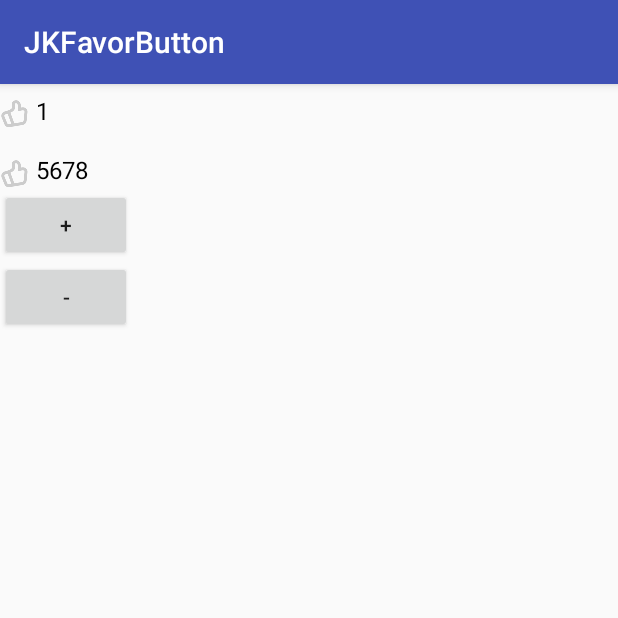
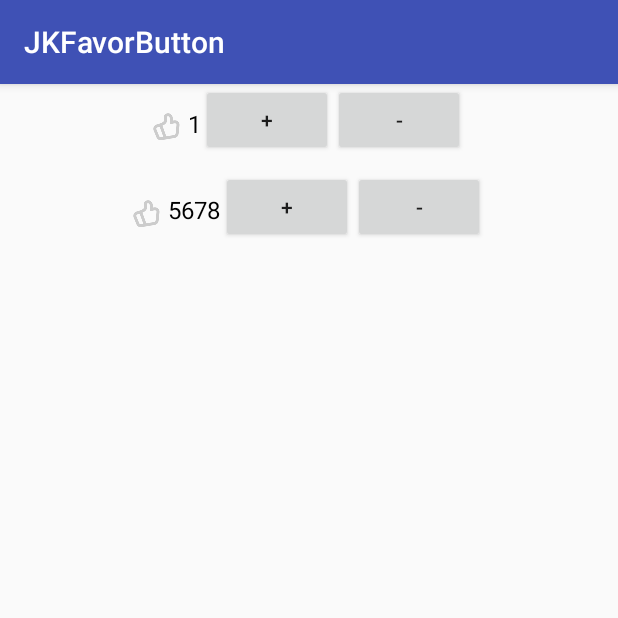
Before and after one commit to lber19535/JKFavorButton, an Android app: the screen it shows after launch (FavorActivity), on a phone screen of 412 x 824 dp, the top half of it. Run offline under Robolectric (Android 15) with nearby library versions, the phone set to English and light mode, and no system bars.

Commit message:
1.relayout activity 2.rename some value 3.add demo gif

```diff
--- a/app/src/main/java/com/example/bill/jkfavorbutton/FavorActivity.java
+++ b/app/src/main/java/com/example/bill/jkfavorbutton/FavorActivity.java
@@ -4,6 +4,7 @@ import android.os.Bundle;
 import android.support.annotation.Nullable;
 import android.support.v7.app.AppCompatActivity;
 import android.view.View;
+import android.widget.Toast;
 
 /**
  * Created by bill on 2017/10/16.
@@ -11,30 +12,52 @@ import android.view.View;
 
 public class FavorActivity extends AppCompatActivity {
 
-    private FavorButton favorTextView1;
-    private FavorButton favorTextView2;
+    private FavorButton favorBtn1;
+    private FavorButton favorBtn2;
 
     @Override
     protected void onCreate(@Nullable Bundle savedInstanceState) {
         super.onCreate(savedInstanceState);
         setContentView(R.layout.activity_favor);
 
-        favorTextView1 = (FavorButton) findViewById(R.id.favor1);
-        favorTextView2 = (FavorButton) findViewById(R.id.favor2);
+        favorBtn1 = (FavorButton) findViewById(R.id.favor_1);
+        favorBtn2 = (FavorButton) findViewById(R.id.favor_2);
 
 
-        findViewById(R.id.up).setOnClickListener(new View.OnClickListener() {
+        findViewById(R.id.up_1).setOnClickListener(new View.OnClickListener() {
             @Override
             public void onClick(View v) {
-                favorTextView1.setNumber(favorTextView1.getNumber() + 1);
+                favorBtn1.setNumber(favorBtn1.getNumber() + 1);
             }
         });
 
-        findViewById(R.id.down).setOnClickListener(new View.OnClickListener() {
+        findViewById(R.id.down_1).setOnClickListener(new View.OnClickListener() {
             @Override
             public void onClick(View v) {
-                favorTextView1.setNumber(favorTextView1.getNumber() - 1);
+                favorBtn1.setNumber(favorBtn1.getNumber() - 1);
             }
         });
+
+        findViewById(R.id.up_2).setOnClickListener(new View.OnClickListener() {
+            @Override
+            public void onClick(View v) {
+                favorBtn2.setNumber(favorBtn2.getNumber() + 1);
+            }
+        });
+
+        findViewById(R.id.down_2).setOnClickListener(new View.OnClickListener() {
+            @Override
+            public void onClick(View v) {
+                favorBtn2.setNumber(favorBtn2.getNumber() - 1);
+            }
+        });
+
+        favorBtn1.setOnCheckedChangeListener(new OnFavorButtonCheckedListener() {
+            @Override
+            public void onCheckedChanged(boolean isChecked) {
+                Toast.makeText(FavorActivity.this, "check " + isChecked, Toast.LENGTH_SHORT).show();
+            }
+        });
+
     }
 }
--- a/app/src/main/java/com/example/bill/jkfavorbutton/FavorButton.java
+++ b/app/src/main/java/com/example/bill/jkfavorbutton/FavorButton.java
@@ -233,11 +233,10 @@ public class FavorButton extends LinearLayout {
                 }
             });
             animatorSet.start();
-
-
         }
-
-
     }
 
+    public void setOnCheckedChangeListener(OnFavorButtonCheckedListener checkedChangeListener) {
+        this.mOnCheckedChangeListener = checkedChangeListener;
+    }
 }
--- a/app/src/main/java/com/example/bill/jkfavorbutton/FavorNumberView.java
+++ b/app/src/main/java/com/example/bill/jkfavorbutton/FavorNumberView.java
@@ -26,7 +26,7 @@ public class FavorNumberView extends View {
     private int mNumber = 0;
     private int mOldNumber = 0;
 
-    private float textHeight = 0;
+    private float mTextHeight = 0;
 
     private boolean mNeedAnim = false;
     private int mDifferentIndex = -1;
@@ -51,7 +51,7 @@ public class FavorNumberView extends View {
         mNumberPaint.setStyle(Paint.Style.STROKE);
         mNewNumberPaint = new Paint(mNumberPaint);
         mOldNumberPaint = new Paint(mNumberPaint);
-        textHeight = mNumberPaint.measureText("0");
+        mTextHeight = mNumberPaint.measureText("0");
 
         mNumberSplitSize = context.getResources().getDimension(R.dimen.jk_favor_number_split);
     }
@@ -88,7 +88,7 @@ public class FavorNumberView extends View {
         });
 
         if (mOldNumber < mNumber) {
-            ValueAnimator offsetInAnim = ValueAnimator.ofFloat(0, -textHeight);
+            ValueAnimator offsetInAnim = ValueAnimator.ofFloat(0, -mTextHeight);
             offsetInAnim.addUpdateListener(new ValueAnimator.AnimatorUpdateListener() {
                 @Override
                 public void onAnimationUpdate(ValueAnimator animation) {
@@ -100,7 +100,7 @@ public class FavorNumberView extends View {
 
             animatorSet.playTogether(newNumberAlphaAnim, oldNumberAlphaAnim, offsetInAnim);
         } else if (mOldNumber > mNumber) {
-            ValueAnimator offsetOutAnim = ValueAnimator.ofFloat(0, textHeight);
+            ValueAnimator offsetOutAnim = ValueAnimator.ofFloat(0, mTextHeight);
             offsetOutAnim.addUpdateListener(new ValueAnimator.AnimatorUpdateListener() {
                 @Override
                 public void onAnimationUpdate(ValueAnimator animation) {
@@ -234,10 +234,10 @@ public class FavorNumberView extends View {
 
             if (mOldNumber < mNumber) {
                 canvas.drawText(oldNumberStr, mDifferentIndex, oldNumberStr.length(), sameTextWith, textBounds.height() + d + mDiffOffsetUp, mOldNumberPaint);
-                canvas.drawText(mNumberStr, mDifferentIndex, mNumberStr.length(), sameTextWith, textBounds.height() + d + textHeight + mDiffOffsetUp + mNumberSplitSize, mNewNumberPaint);
+                canvas.drawText(mNumberStr, mDifferentIndex, mNumberStr.length(), sameTextWith, textBounds.height() + d + mTextHeight + mDiffOffsetUp + mNumberSplitSize, mNewNumberPaint);
             } else if (mOldNumber > mNumber) {
                 canvas.drawText(oldNumberStr, mDifferentIndex, oldNumberStr.length(), sameTextWith, textBounds.height() + d + mDiffOffsetDown, mOldNumberPaint);
-                canvas.drawText(mNumberStr, mDifferentIndex, mNumberStr.length(), sameTextWith, textBounds.height() + d - textHeight - mNumberSplitSize + mDiffOffsetDown, mNewNumberPaint);
+                canvas.drawText(mNumberStr, mDifferentIndex, mNumberStr.length(), sameTextWith, textBounds.height() + d - mTextHeight - mNumberSplitSize + mDiffOffsetDown, mNewNumberPaint);
             }
 
 
--- a/app/src/main/res/layout/activity_favor.xml
+++ b/app/src/main/res/layout/activity_favor.xml
@@ -5,28 +5,56 @@
     android:layout_height="match_parent"
     android:orientation="vertical">
 
+    <LinearLayout
+        android:layout_width="match_parent"
+        android:layout_height="wrap_content"
+        android:gravity="center"
+        android:orientation="horizontal">
+
         <com.example.bill.jkfavorbutton.FavorButton
-        android:id="@+id/favor1"
+            android:id="@+id/favor_1"
             android:layout_width="wrap_content"
             android:layout_height="wrap_content"
             app:number="1" />
 
-    <com.example.bill.jkfavorbutton.FavorButton
-        android:id="@+id/favor2"
-        android:layout_width="wrap_content"
-        android:layout_marginTop="10dp"
-        android:layout_height="wrap_content"
-        app:number="5678" />
-
         <Button
-        android:id="@+id/up"
+            android:id="@+id/up_1"
             android:layout_width="wrap_content"
             android:layout_height="wrap_content"
             android:text="+" />
 
         <Button
-        android:id="@+id/down"
+            android:id="@+id/down_1"
+            android:layout_width="wrap_content"
+            android:layout_height="wrap_content"
+            android:text="-" />
+
+
+    </LinearLayout>
+
+    <LinearLayout
+        android:layout_width="match_parent"
+        android:layout_height="wrap_content"
+        android:layout_marginTop="10dp"
+        android:gravity="center"
+        android:orientation="horizontal">
+
+        <com.example.bill.jkfavorbutton.FavorButton
+            android:id="@+id/favor_2"
+            android:layout_width="wrap_content"
+            android:layout_height="wrap_content"
+            app:number="5678" />
+
+        <Button
+            android:id="@+id/up_2"
+            android:layout_width="wrap_content"
+            android:layout_height="wrap_content"
+            android:text="+" />
+
+        <Button
+            android:id="@+id/down_2"
             android:layout_width="wrap_content"
             android:layout_height="wrap_content"
             android:text="-" />
     </LinearLayout>
+</LinearLayout>
```
Also changed, not shown: 1 other file. Lines whose indentation alone changed are shown as unchanged.
